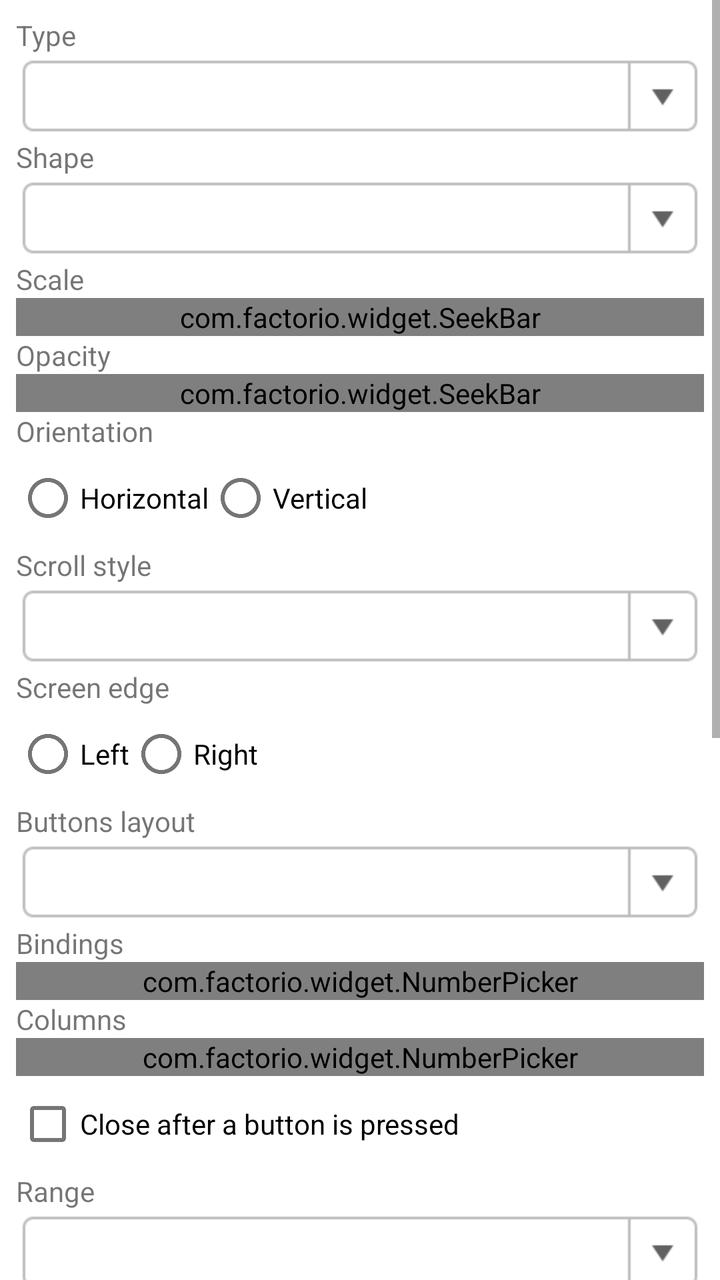
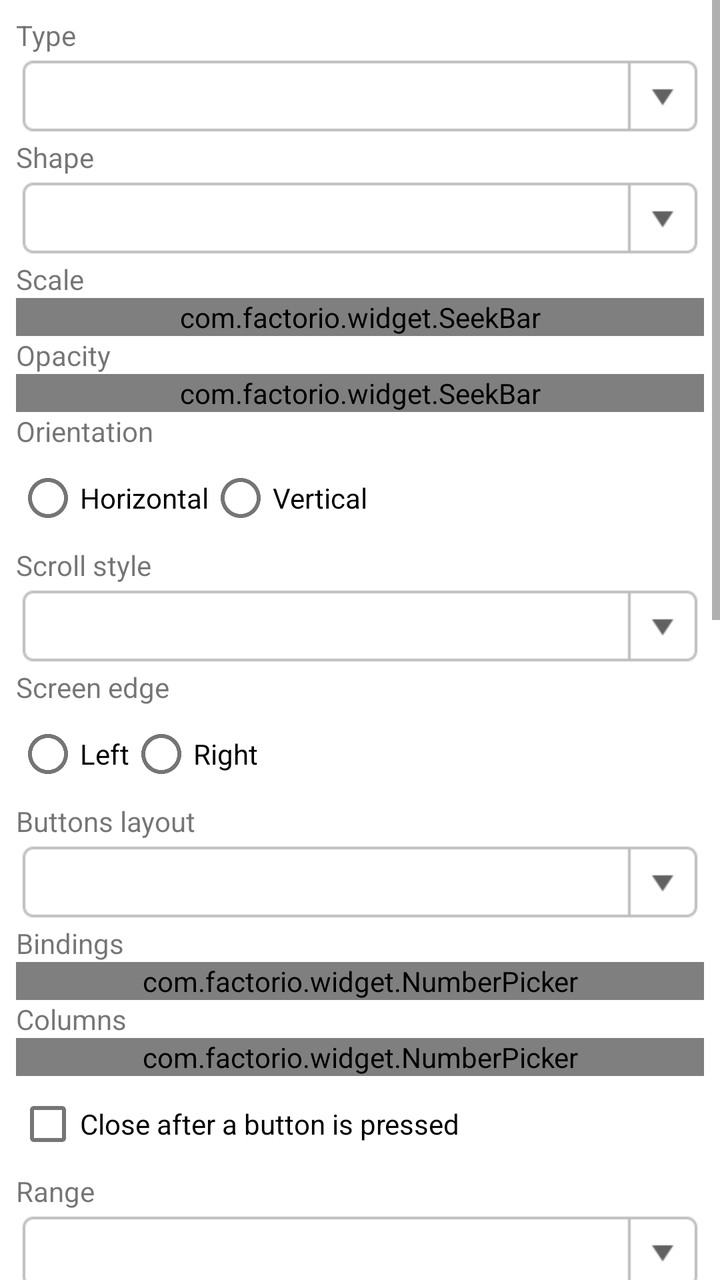

Two renders of the same Android screen: before a commit and after it. Below are the layout's source before the change and the commit's diff.
<!-- AndroidManifest.xml: fallback theme Theme.MaterialComponents.DayNight.NoActionBar -->
<!-- res/layout/control_element_settings.xml -->
<?xml version="1.0" encoding="utf-8"?>
<ScrollView xmlns:android="http://schemas.android.com/apk/res/android"
    android:layout_width="match_parent"
    android:layout_height="match_parent"
    xmlns:app="http://schemas.android.com/apk/res-auto">

    <LinearLayout
        android:orientation="vertical"
        android:layout_width="match_parent"
        android:layout_height="wrap_content"
        android:padding="8dp">

        <TextView
            android:layout_width="wrap_content"
            android:layout_height="wrap_content"
            android:text="@string/type" />

        <Spinner
            style="@style/ComboBox"
            android:id="@+id/SType"
            android:layout_width="match_parent" />

        <LinearLayout
            android:id="@+id/LLShape"
            android:layout_width="match_parent"
            android:layout_height="wrap_content"
            android:orientation="vertical">

            <TextView
                android:layout_width="wrap_content"
                android:layout_height="wrap_content"
                android:text="@string/shape" />

            <Spinner
                style="@style/ComboBox"
                android:id="@+id/SShape"
                android:layout_width="match_parent" />
        </LinearLayout>

        <TextView
            android:layout_width="wrap_content"
            android:layout_height="wrap_content"
            android:text="@string/scale"/>

        <com.factorio.widget.SeekBar
            android:id="@+id/SBScale"
            android:layout_width="match_parent"
            android:layout_height="wrap_content"
            app:suffix="%"
            app:step="5"
            app:minValue="50"
            app:maxValue="300" />

        <TextView
            android:layout_width="wrap_content"
            android:layout_height="wrap_content"
            android:text="@string/opacity" />

        <com.factorio.widget.SeekBar
            android:id="@+id/SBOpacity"
            android:layout_width="match_parent"
            android:layout_height="wrap_content"
            app:suffix="%"
            app:step="5"
            app:minValue="0"
            app:maxValue="100" />

        <LinearLayout
            android:id="@+id/LLOrientation"
            android:layout_width="match_parent"
            android:layout_height="wrap_content"
            android:orientation="vertical">

            <TextView
                android:layout_width="wrap_content"
                android:layout_height="wrap_content"
                android:text="@string/orientation" />

            <RadioGroup
                android:id="@+id/RGOrientation"
                android:layout_width="match_parent"
                android:layout_height="wrap_content"
                android:orientation="horizontal">

                <RadioButton
                    android:id="@+id/RBHorizontal"
                    android:layout_width="wrap_content"
                    android:layout_height="wrap_content"
                    android:text="@string/horizontal" />

                <RadioButton
                    android:id="@+id/RBVertical"
                    android:layout_width="wrap_content"
                    android:layout_height="wrap_content"
                    android:text="@string/vertical" />
            </RadioGroup>
        </LinearLayout>

        <LinearLayout
            android:id="@+id/LLScrollOptions"
            android:layout_width="match_parent"
            android:layout_height="wrap_content"
            android:orientation="vertical">

            <TextView
                android:layout_width="wrap_content"
                android:layout_height="wrap_content"
                android:text="@string/scroll_style" />

            <Spinner
                style="@style/ComboBox"
                android:id="@+id/SScrollStyle"
                android:layout_width="match_parent" />
        </LinearLayout>

        <LinearLayout
            android:id="@+id/LLDrawerOptions"
            android:layout_width="match_parent"
            android:layout_height="wrap_content"
            android:orientation="vertical">

            <TextView
                android:layout_width="wrap_content"
                android:layout_height="wrap_content"
                android:text="@string/drawer_side" />

            <RadioGroup
                android:id="@+id/RGDrawerSide"
                android:layout_width="match_parent"
                android:layout_height="wrap_content"
                android:orientation="horizontal">

                <RadioButton
                    android:id="@+id/RBDrawerLeft"
                    android:layout_width="wrap_content"
                    android:layout_height="wrap_content"
                    android:text="@string/left" />

                <RadioButton
                    android:id="@+id/RBDrawerRight"
                    android:layout_width="wrap_content"
                    android:layout_height="wrap_content"
                    android:text="@string/right" />
            </RadioGroup>

            <TextView
                android:layout_width="wrap_content"
                android:layout_height="wrap_content"
                android:text="@string/drawer_layout" />

            <Spinner
                style="@style/ComboBox"
                android:id="@+id/SDrawerLayout"
                android:layout_width="match_parent" />

            <TextView
                android:layout_width="wrap_content"
                android:layout_height="wrap_content"
                android:text="@string/bindings" />

            <com.factorio.widget.NumberPicker
                android:id="@+id/NPDrawerCount"
                android:layout_width="match_parent"
                android:layout_height="wrap_content"
                app:minValue="1"
                app:maxValue="12" />

            <TextView
                android:layout_width="wrap_content"
                android:layout_height="wrap_content"
                android:text="@string/columns" />

            <com.factorio.widget.NumberPicker
                android:id="@+id/NPDrawerColumns"
                android:layout_width="match_parent"
                android:layout_height="wrap_content"
                app:minValue="1"
                app:maxValue="6" />

            <CheckBox
                android:id="@+id/CBDrawerAutoClose"
                android:layout_width="wrap_content"
                android:layout_height="wrap_content"
                android:text="@string/drawer_auto_close" />
        </LinearLayout>

        <LinearLayout
            android:id="@+id/LLRangeOptions"
            android:layout_width="match_parent"
            android:layout_height="wrap_content"
            android:orientation="vertical">

            <TextView
                android:layout_width="wrap_content"
                android:layout_height="wrap_content"
                android:text="@string/range" />

            <Spinner
                style="@style/ComboBox"
                android:id="@+id/SRange"
                android:layout_width="match_parent" />

            <TextView
                android:layout_width="wrap_content"
                android:layout_height="wrap_content"
                android:text="@string/columns" />

            <com.factorio.widget.NumberPicker
                android:id="@+id/NPColumns"
                android:layout_width="match_parent"
                android:layout_height="wrap_content"
                app:minValue="3"
                app:maxValue="8" />
        </LinearLayout>

        <LinearLayout
            android:id="@+id/LLMIDIKeyOptions"
            android:layout_width="match_parent"
            android:layout_height="wrap_content"
            android:orientation="vertical">

            <TextView
                android:layout_width="wrap_content"
                android:layout_height="wrap_content"
                android:text="@string/note" />

            <Spinner
                style="@style/ComboBox"
                android:id="@+id/SNote"
                android:layout_width="match_parent" />
        </LinearLayout>

        <LinearLayout
            android:id="@+id/LLRadialMenuOptions"
            android:layout_width="match_parent"
            android:layout_height="wrap_content"
            android:orientation="vertical">

            <TextView
                android:layout_width="wrap_content"
                android:layout_height="wrap_content"
                android:text="@string/bindings" />

            <com.factorio.widget.NumberPicker
                android:id="@+id/NPBindings"
                android:layout_width="match_parent"
                android:layout_height="wrap_content"
                app:minValue="3"
                app:maxValue="8" />

            <TextView
                android:layout_width="wrap_content"
                android:layout_height="wrap_content"
                android:text="@string/radial_style" />

            <Spinner
                style="@style/ComboBox"
                android:id="@+id/SRadialStyle"
                android:layout_width="match_parent" />

            <TextView
                android:layout_width="wrap_content"
                android:layout_height="wrap_content"
                android:text="@string/radial_trigger" />

            <Spinner
                style="@style/ComboBox"
                android:id="@+id/SRadialTrigger"
                android:layout_width="match_parent" />
        </LinearLayout>

        <LinearLayout
            android:id="@+id/LLBindings"
            android:layout_width="match_parent"
            android:layout_height="wrap_content"
            android:orientation="vertical" />

        <CheckBox
            android:id="@+id/CBToggleSwitch"
            android:layout_width="wrap_content"
            android:layout_height="wrap_content"
            android:text="@string/toggle_switch" />

        <CheckBox
            android:id="@+id/CBMouseMoveMode"
            android:layout_width="wrap_content"
            android:layout_height="wrap_content"
            android:text="@string/move_mouse_when_pressed" />

        <LinearLayout
            android:id="@+id/LLCustomTextIcon"
            android:layout_width="match_parent"
            android:layout_height="wrap_content"
            android:orientation="vertical">

            <TextView
                android:layout_width="wrap_content"
                android:layout_height="wrap_content"
                android:text="@string/custom_text" />

            <EditText
                style="@style/EditText"
                android:id="@+id/ETCustomText"
                android:maxLength="8"
                android:layout_width="match_parent"
                android:hint="@string/none"
                android:inputType="textCapCharacters" />

            <TextView
                android:layout_width="wrap_content"
                android:layout_height="wrap_content"
                android:text="@string/icon" />

            <HorizontalScrollView
                android:layout_width="match_parent"
                android:layout_height="wrap_content"
                android:layout_marginTop="4dp">

                <LinearLayout
                    android:id="@+id/LLIconList"
                    android:layout_width="wrap_content"
                    android:layout_height="wrap_content"
                    android:orientation="horizontal" />
            </HorizontalScrollView>
        </LinearLayout>
    </LinearLayout>
</ScrollView>
<!-- resources referenced by this layout -->
<resources>
  <string name="bindings">Bindings</string>
  <string name="columns">Columns</string>
  <string name="custom_text">Custom Text</string>
  <string name="drawer_auto_close">Close after a button is pressed</string>
  <string name="drawer_layout">Buttons layout</string>
  <string name="drawer_side">Screen edge</string>
  <string name="horizontal">Horizontal</string>
  <string name="icon">Icon</string>
  <string name="left">Left</string>
  <string name="move_mouse_when_pressed">Move Mouse when pressed</string>
  <string name="none">None</string>
  <string name="note">Note</string>
  <string name="opacity">Opacity</string>
  <string name="orientation">Orientation</string>
  <string name="radial_style">Radial style</string>
  <string name="radial_trigger">Open by (TAP = tap, HOLD = hold and slide, HYBRID = both)</string>
  <string name="range">Range</string>
  <string name="right">Right</string>
  <string name="scale">Scale</string>
  <string name="scroll_style">Scroll style</string>
  <string name="shape">Shape</string>
  <string name="toggle_switch">Toggle Switch</string>
  <string name="type">Type</string>
  <string name="vertical">Vertical</string>
  <style name="EditText">
          <item name="android:layout_width">match_parent</item>
          <item name="android:layout_height">42dp</item>
          <item name="android:textSize">16sp</item>
          <item name="android:textColor">?attr/colorPrimaryText</item>
          <item name="android:textColorHint">?attr/colorSecondaryText</item>
          <item name="android:gravity">left|center_vertical</item>
          <item name="android:paddingLeft">12dp</item>
          <item name="android:paddingRight">12dp</item>
          <item name="android:paddingTop">0dp</item>
          <item name="android:paddingBottom">0dp</item>
          <item name="android:maxLines">1</item>
          <item name="android:inputType">text</item>
          <item name="android:background">@drawable/edit_text</item>
      </style>
  <!-- drawable combo_box (drawable) -->
  <?xml version="1.0" encoding="utf-8"?>
  <selector xmlns:android="http://schemas.android.com/apk/res/android" >
      <item android:state_pressed="true" android:drawable="@drawable/combo_box_pressed" />
      <item android:state_focused="true" android:drawable="@drawable/combo_box_normal" />
      <item android:drawable="@drawable/combo_box_normal" />
  </selector>
  <!-- drawable edit_text (drawable) -->
  <?xml version="1.0" encoding="utf-8"?>
  <selector xmlns:android="http://schemas.android.com/apk/res/android" >
      <item android:state_pressed="true" android:drawable="@drawable/edit_text_pressed" />
      <item android:state_focused="true" android:drawable="@drawable/edit_text_focused" />
      <item android:drawable="@drawable/edit_text_normal" />
  </selector>
  <!-- unchanged entries left out for length: 6 -->
</resources>

<!-- the commit's change to res/layout/control_element_settings.xml (unified diff, before → after) -->
@@ -239,14 +239,73 @@
             <TextView
                 android:layout_width="wrap_content"
                 android:layout_height="wrap_content"
-                android:text="@string/bindings" />
-
-            <com.factorio.widget.NumberPicker
-                android:id="@+id/NPBindings"
-                android:layout_width="match_parent"
-                android:layout_height="wrap_content"
-                app:minValue="3"
-                app:maxValue="8" />
+                android:text="@string/radial_parts" />
+
+            <Spinner
+                style="@style/ComboBox"
+                android:id="@+id/SRadialParts"
+                android:layout_width="match_parent" />
+
+            <LinearLayout
+                android:id="@+id/LLRadialSingleCount"
+                android:layout_width="match_parent"
+                android:layout_height="wrap_content"
+                android:orientation="vertical">
+
+                <TextView
+                    android:layout_width="wrap_content"
+                    android:layout_height="wrap_content"
+                    android:text="@string/bindings" />
+
+                <com.factorio.widget.NumberPicker
+                    android:id="@+id/NPBindings"
+                    android:layout_width="match_parent"
+                    android:layout_height="wrap_content"
+                    app:minValue="1"
+                    app:maxValue="8" />
+            </LinearLayout>
+
+            <LinearLayout
+                android:id="@+id/LLRadialPartsBox"
+                android:layout_width="match_parent"
+                android:layout_height="wrap_content"
+                android:orientation="vertical">
+
+                <TextView
+                    android:layout_width="wrap_content"
+                    android:layout_height="wrap_content"
+                    android:text="@string/radial_parts_hint" />
+
+                <LinearLayout
+                    android:id="@+id/LLRadialParts"
+                    android:layout_width="match_parent"
+                    android:layout_height="wrap_content"
+                    android:orientation="vertical" />
+            </LinearLayout>
+
+            <TextView
+                android:layout_width="wrap_content"
+                android:layout_height="wrap_content"
+                android:text="@string/radial_rotation" />
+
+            <Spinner
+                style="@style/ComboBox"
+                android:id="@+id/SRadialRotation"
+                android:layout_width="match_parent" />
+
+            <TextView
+                android:layout_width="wrap_content"
+                android:layout_height="wrap_content"
+                android:text="@string/radial_distance" />
+
+            <com.factorio.widget.SeekBar
+                android:id="@+id/SBRadialDistance"
+                android:layout_width="match_parent"
+                android:layout_height="wrap_content"
+                app:suffix="%"
+                app:step="5"
+                app:minValue="50"
+                app:maxValue="250" />
 
             <TextView
                 android:layout_width="wrap_content"
<!-- resource entries referenced after the edit -->
@@ -14,6 +14,10 @@
   <string name="note">Note</string>
   <string name="opacity">Opacity</string>
   <string name="orientation">Orientation</string>
+  <string name="radial_distance">Distance of buttons from the center</string>
+  <string name="radial_parts">Circle division (1/N)</string>
+  <string name="radial_parts_hint">Tick the parts to use and set the number of buttons in each. Parts go clockwise from the top (1/2 = top, bottom).</string>
+  <string name="radial_rotation">Rotation</string>
   <string name="radial_style">Radial style</string>
   <string name="radial_trigger">Open by (TAP = tap, HOLD = hold and slide, HYBRID = both)</string>
   <string name="range">Range</string>
